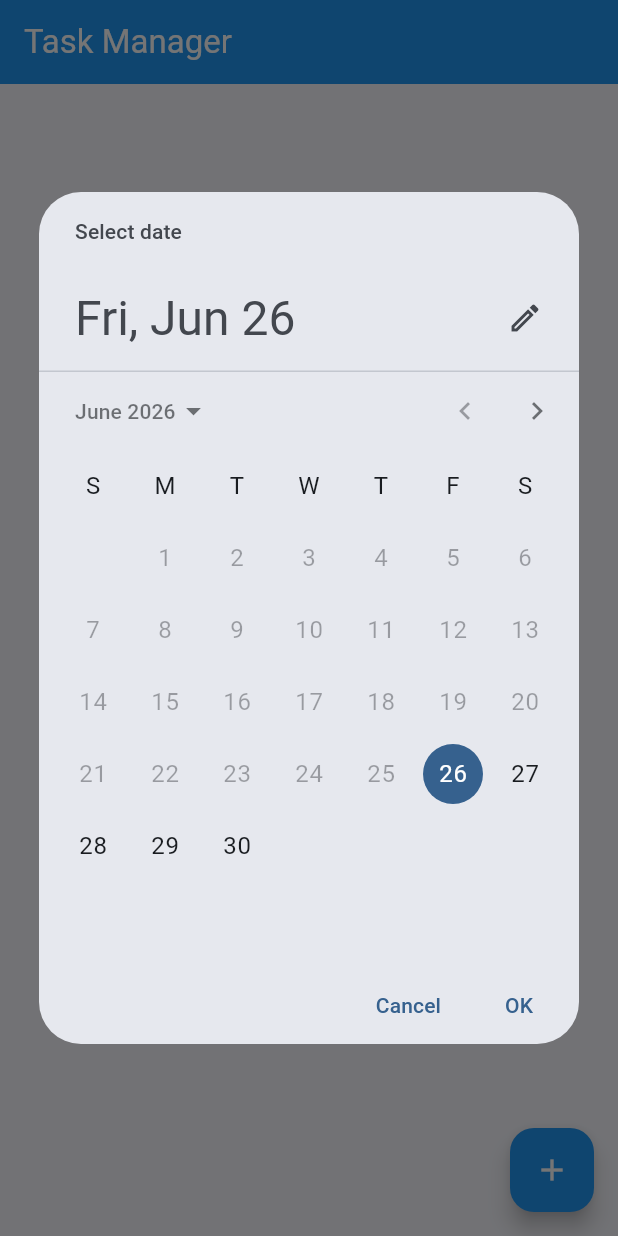
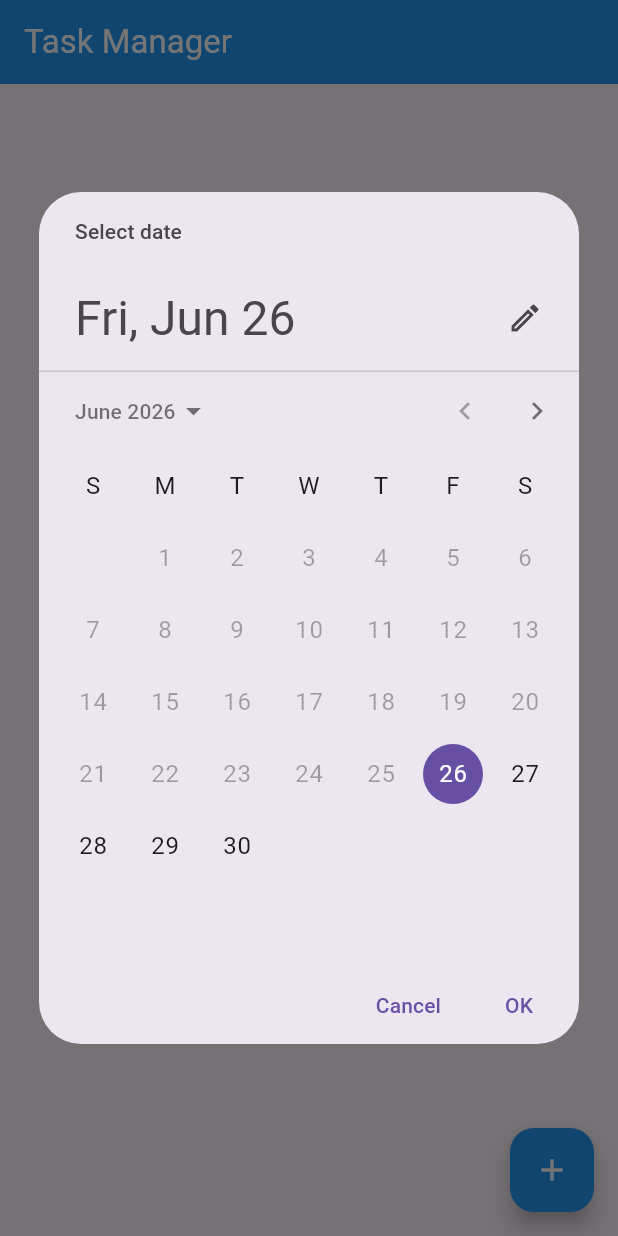
Before and after one commit to rachanans09/Task_manager_app, a Flutter app: the screen it shows after launch, after a tap on the "add" icon, on a phone screen of 412 x 824 dp. Run offline on Flutter 3.47's test engine with Material 3 defaults, Android fonts, the phone set to English and light mode, and no system bars; our stand-ins replace shared_preferences.

```diff
--- a/lib/main.dart
+++ b/lib/main.dart
@@ -4,13 +4,7 @@ import 'providers/task_provider.dart';
 import 'screens/home_screen.dart';
 
 void main() {
-  runApp(
-    // We wrap our App with the Provider so all screens can access the tasks list
-    ChangeNotifierProvider(
-      create: (context) => TaskProvider(),
-      child: const MyApp(),
-    ),
-  );
+  runApp(const MyApp());
 }
 
 class MyApp extends StatelessWidget {
@@ -18,14 +12,12 @@ class MyApp extends StatelessWidget {
 
   @override
   Widget build(BuildContext context) {
-    return MaterialApp(
-      debugShowCheckedModeBanner: false,
-      title: 'Task Manager',
-      theme: ThemeData(
-        useMaterial3: true,
-        colorSchemeSeed: Colors.blue,
+    return ChangeNotifierProvider(
+      create: (context) => TaskProvider(),
+      child: MaterialApp(
+        debugShowCheckedModeBanner: false,
+        home: const HomeScreen(),
       ),
-      home: const HomeScreen(), // Launches our task list screen first
     );
   }
 }
```
